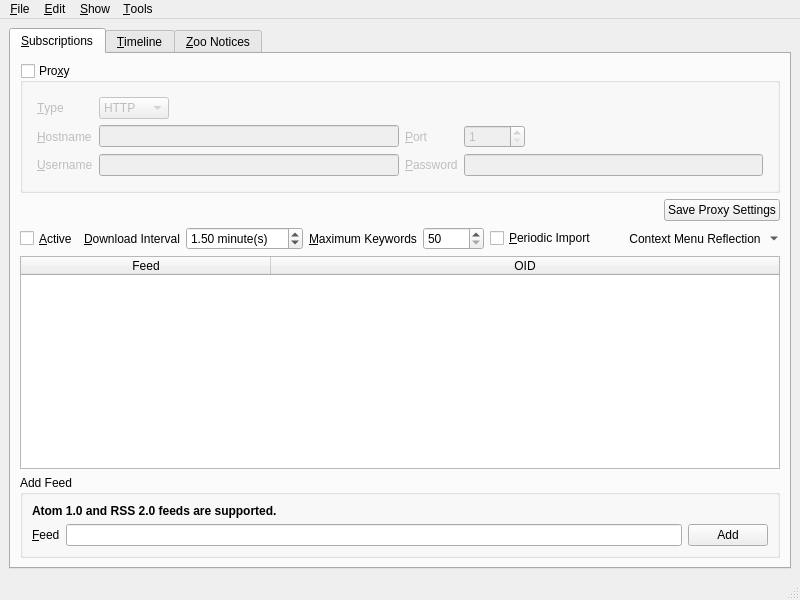
First picture: the form in branches/trunk/UI/spot-on-rss.ui, repository textbrowser/spot-on, before the edit.
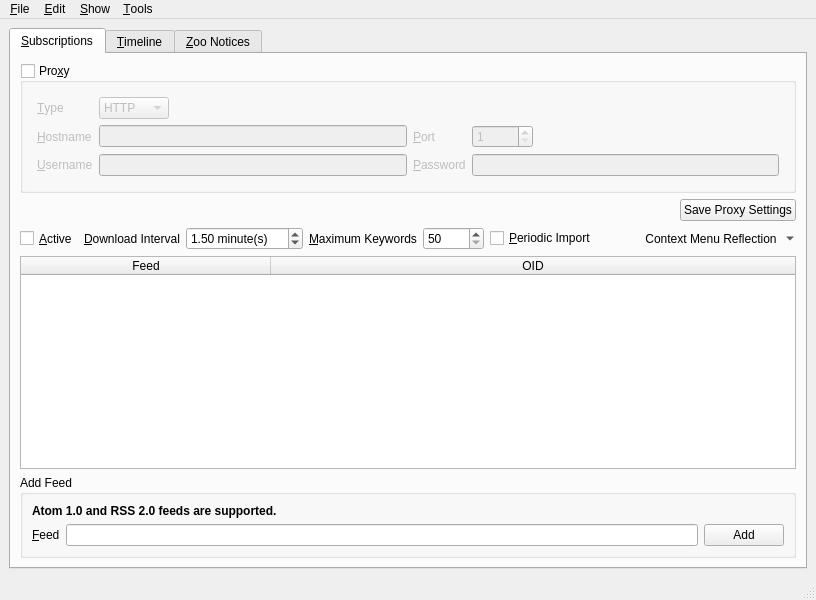
Second picture: the form after the edit. Icons and pictures are not drawn. Custom widgets are drawn as their Qt base class.

What changed in the file:
```diff
--- a/branches/trunk/UI/spot-on-rss.ui
+++ b/branches/trunk/UI/spot-on-rss.ui
@@ -6,7 +6,7 @@
    <rect>
     <x>0</x>
     <y>0</y>
-    <width>800</width>
+    <width>816</width>
     <height>600</height>
    </rect>
   </property>
@@ -628,7 +628,7 @@
     <rect>
      <x>0</x>
      <y>0</y>
-     <width>800</width>
+     <width>816</width>
      <height>31</height>
     </rect>
    </property>
```
Left out of the diff: 6 changed lines with no effect on the pictures.
